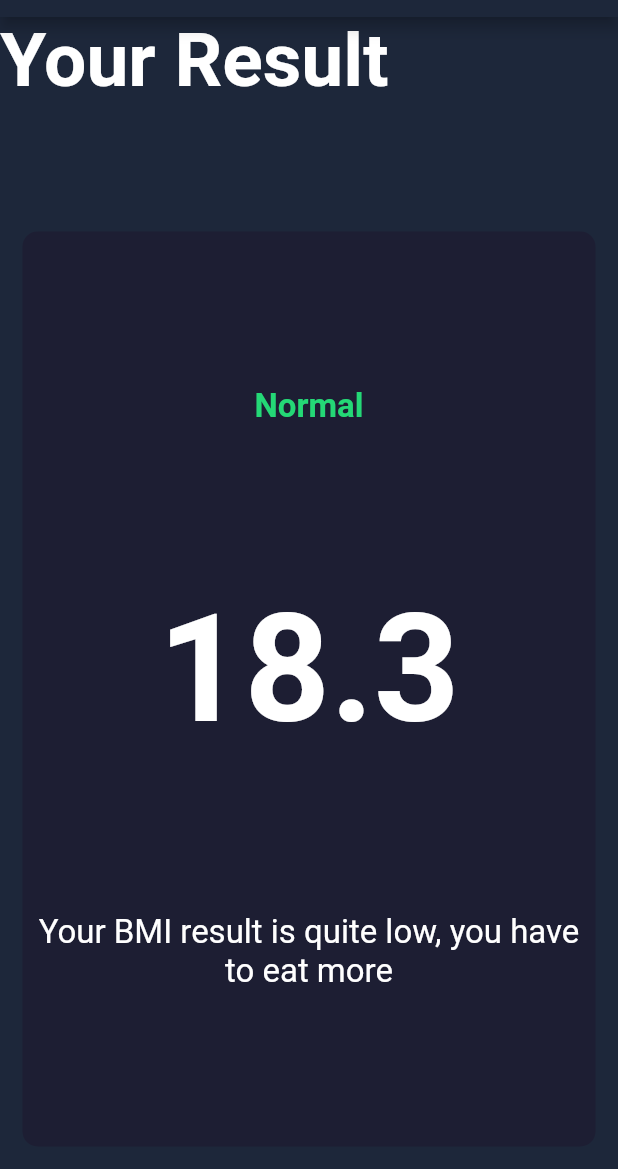
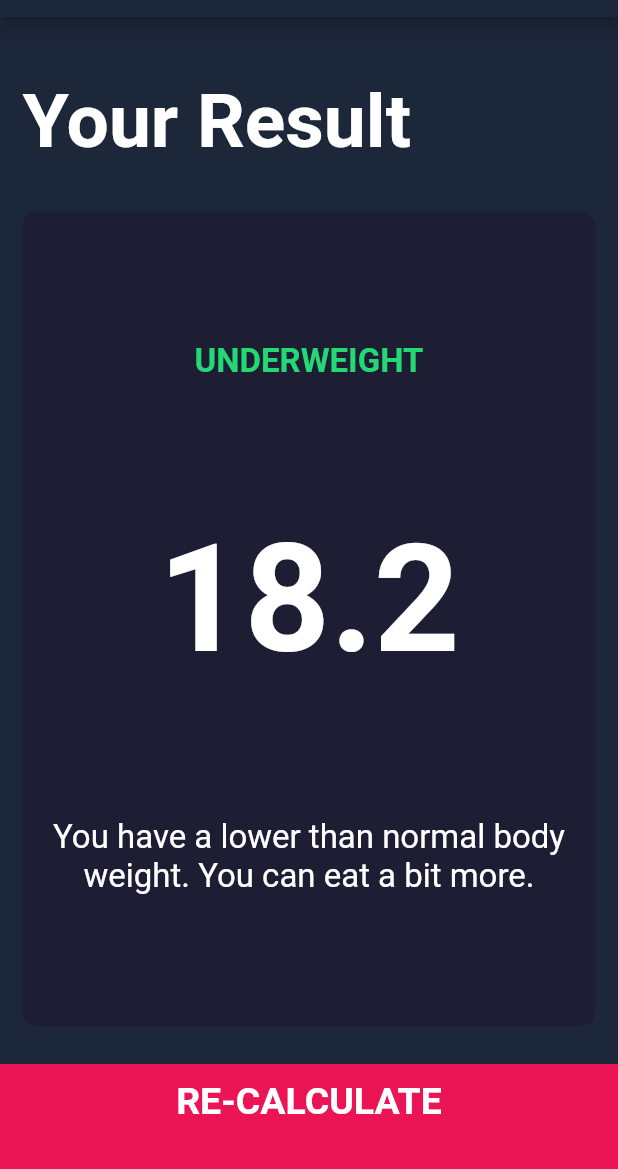
Before and after one commit to RahuII/bmi_c, a Flutter app: the screen it shows after launch, after a tap on "CALCULATE", on a phone screen of 412 x 824 dp, the part 67-1236 px from its top. Run offline on Flutter 3.47's test engine with Material 2 defaults, Android fonts, the phone set to English and light mode, and no system bars; our stand-ins replace font_awesome_flutter.

Commit message:
Design Olmost done

```diff
--- /dev/null
+++ b/lib/calculator_brain.dart
@@ -0,0 +1,35 @@
+import 'dart:math';
+
+class CalculatorBrain {
+  CalculatorBrain({required this.height, required this.weight});
+
+  final int height;
+  final int weight;
+
+  double _bmi = 0;
+
+  String calculateBMI() {
+    double _bmi = weight / pow(height / 100, 2);
+    return _bmi.toStringAsFixed(1);
+  }
+
+  String getResult() {
+    if (_bmi >= 25) {
+      return "Overweight";
+    } else if (_bmi > 18.5) {
+      return "Normal";
+    } else {
+      return "Underweight";
+    }
+  }
+
+  String getInterpretation() {
+    if (_bmi >= 25) {
+      return "You have a higher than normal body weight. Try to exercise more.";
+    } else if (_bmi > 18.5) {
+      return "You have a normal body weight. Good job!";
+    } else {
+      return "You have a lower than normal body weight. You can eat a bit more.";
+    }
+  }
+}
--- /dev/null
+++ b/lib/components/bottom_button.dart
@@ -0,0 +1,29 @@
+import 'package:flutter/material.dart';
+import '../constentData.dart';
+
+class BottomButton extends StatelessWidget {
+  BottomButton({required this.onTap, required this.buttonTitle});
+
+  final Function() onTap;
+  final String buttonTitle;
+
+  @override
+  Widget build(BuildContext context) {
+    return GestureDetector(
+      onTap: onTap,
+      child: Container(
+        child: Center(
+          child: Text(
+            buttonTitle,
+            style: kLargeButtonTextStyle,
+          ),
+        ),
+        color: kbottomCardColour,
+        margin: EdgeInsets.only(top: 10.0),
+        padding: EdgeInsets.only(bottom: 20.0),
+        width: double.infinity,
+        height: kbottomContainerHeight,
+      ),
+    );
+  }
+}
--- a/lib/iconContent.dart
+++ b/lib/components/iconContent.dart
@@ -1,6 +1,6 @@
 import 'package:flutter/material.dart';
 
-import 'constentData.dart';
+import '../constentData.dart';
 
 class IconContent extends StatelessWidget {
   IconContent({required this.icon, required this.lable});
--- /dev/null
+++ b/lib/components/round_icon_button.dart
@@ -0,0 +1,21 @@
+import 'package:flutter/material.dart';
+
+class RoundIconButton extends StatelessWidget {
+  RoundIconButton({required this.icon, required this.onPressed});
+  final IconData icon;
+  final Function() onPressed;
+  @override
+  Widget build(BuildContext context) {
+    return RawMaterialButton(
+      elevation: 0.0,
+      onPressed: onPressed,
+      child: Icon(icon),
+      constraints: BoxConstraints.tightFor(
+        width: 56.0,
+        height: 56.0,
+      ),
+      shape: CircleBorder(),
+      fillColor: Color(0xFF4C4F5E),
+    );
+  }
+}
--- a/lib/main.dart
+++ b/lib/main.dart
@@ -1,6 +1,6 @@
 import 'package:flutter/cupertino.dart';
 import 'package:flutter/material.dart';
-import 'inputPage.dart';
+import 'screens/inputPage.dart';
 
 void main(List<String> args) {
   runApp(BMICalculator());
--- a/lib/inputPage.dart
+++ b/lib/screens/inputPage.dart
@@ -1,9 +1,12 @@
-import 'package:bmi_c/result_page.dart';
+import 'package:bmi_c/calculator_brain.dart';
+import 'package:bmi_c/screens/result_page.dart';
+import 'package:bmi_c/components/round_icon_button.dart';
 import 'package:flutter/material.dart';
 import 'package:font_awesome_flutter/font_awesome_flutter.dart';
-import 'constentData.dart';
-import 'iconContent.dart';
-import 'reusableCard.dart';
+import '../components/bottom_button.dart';
+import '../constentData.dart';
+import '../components/iconContent.dart';
+import '../components/reusableCard.dart';
 
 enum Gender {
   deflult,
@@ -220,10 +223,17 @@ class _InputPageState extends State<InputPage> {
           BottomButton(
             buttonTitle: "CALCULATE",
             onTap: () {
+              CalculatorBrain calc =
+                  CalculatorBrain(height: height, weight: weight);
+
               Navigator.push(
                 context,
                 MaterialPageRoute(
-                  builder: (context) => ResultsPage(),
+                  builder: (context) => ResultsPage(
+                    bmiResult: calc.calculateBMI(),
+                    resultText: calc.getResult(),
+                    interpretation: calc.getInterpretation(),
+                  ),
                 ),
               );
             },
@@ -233,50 +243,3 @@ class _InputPageState extends State<InputPage> {
     );
   }
 }
-
-class BottomButton extends StatelessWidget {
-  BottomButton({required this.onTap, required this.buttonTitle});
-
-  final Function() onTap;
-  final String buttonTitle;
-
-  @override
-  Widget build(BuildContext context) {
-    return GestureDetector(
-      onTap: onTap,
-      child: Container(
-        child: Center(
-          child: Text(
-            buttonTitle,
-            style: kLargeButtonTextStyle,
-          ),
-        ),
-        color: kbottomCardColour,
-        margin: EdgeInsets.only(top: 10.0),
-        padding: EdgeInsets.only(bottom: 20.0),
-        width: double.infinity,
-        height: kbottomContainerHeight,
-      ),
-    );
-  }
-}
-
-class RoundIconButton extends StatelessWidget {
-  RoundIconButton({required this.icon, required this.onPressed});
-  final IconData icon;
-  final Function() onPressed;
-  @override
-  Widget build(BuildContext context) {
-    return RawMaterialButton(
-      elevation: 0.0,
-      onPressed: onPressed,
-      child: Icon(icon),
-      constraints: BoxConstraints.tightFor(
-        width: 56.0,
-        height: 56.0,
-      ),
-      shape: CircleBorder(),
-      fillColor: Color(0xFF4C4F5E),
-    );
-  }
-}
--- a/lib/result_page.dart
+++ b/lib/screens/result_page.dart
@@ -1,9 +1,17 @@
+import 'package:bmi_c/components/bottom_button.dart';
 import 'package:bmi_c/constentData.dart';
-import 'package:bmi_c/reusableCard.dart';
+import 'package:bmi_c/components/reusableCard.dart';
 import 'package:flutter/material.dart';
 
 class ResultsPage extends StatelessWidget {
-  const ResultsPage({Key? key}) : super(key: key);
+  ResultsPage(
+      {required this.bmiResult,
+      required this.interpretation,
+      required this.resultText});
+
+  final String bmiResult;
+  final String resultText;
+  final String interpretation;
 
   @override
   Widget build(BuildContext context) {
@@ -17,6 +25,8 @@ class ResultsPage extends StatelessWidget {
         children: [
           Expanded(
             child: Container(
+              padding: EdgeInsets.all(15.0),
+              alignment: Alignment.bottomLeft,
               child: Text(
                 'Your Result',
                 style: kTitleTextStyle,
@@ -32,15 +42,15 @@ class ResultsPage extends StatelessWidget {
                 crossAxisAlignment: CrossAxisAlignment.center,
                 children: [
                   Text(
-                    'Normal',
+                    resultText.toUpperCase(),
                     style: kResultTextStyle,
                   ),
                   Text(
-                    '18.3',
+                    bmiResult,
                     style: kBMITextStyle,
                   ),
                   Text(
-                    'Your BMI result is quite low, you have to eat more ',
+                    interpretation,
                     style: kBodyTextStyle,
                     textAlign: TextAlign.center,
                   )
@@ -48,6 +58,12 @@ class ResultsPage extends StatelessWidget {
               ),
             ),
           ),
+          BottomButton(
+            buttonTitle: "RE-CALCULATE",
+            onTap: () {
+              Navigator.pop(context);
+            },
+          ),
         ],
       ),
     );
```
Also changed, not shown: lib/components/reusableCard.dart (renamed from lib/reusableCard.dart).
